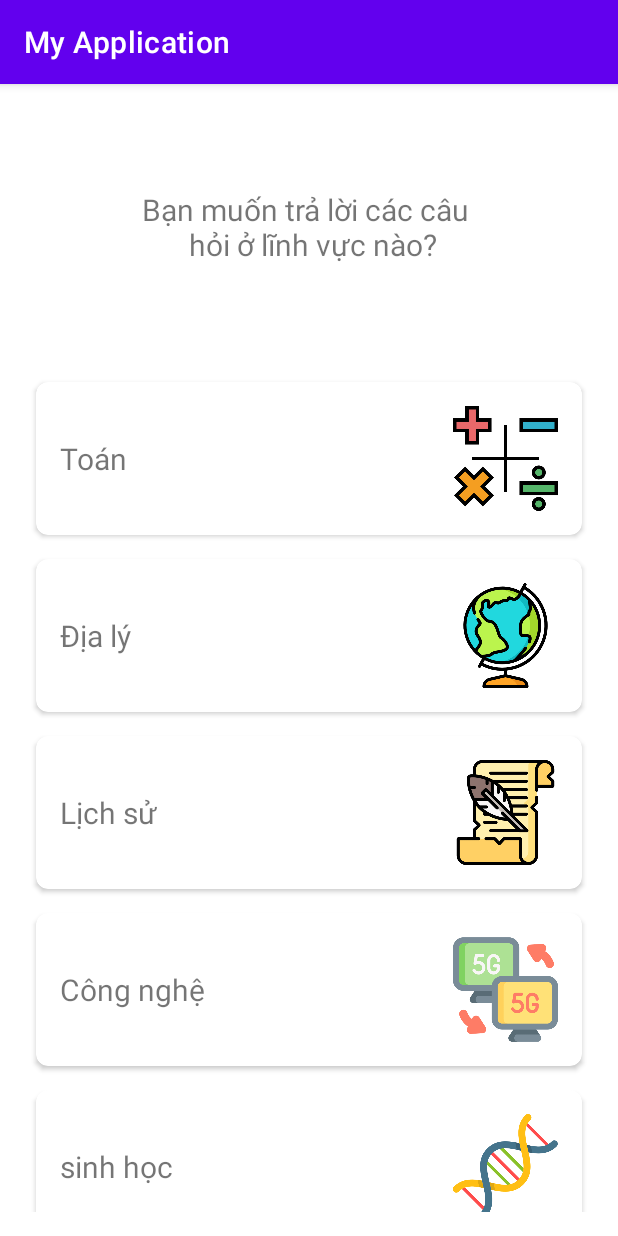
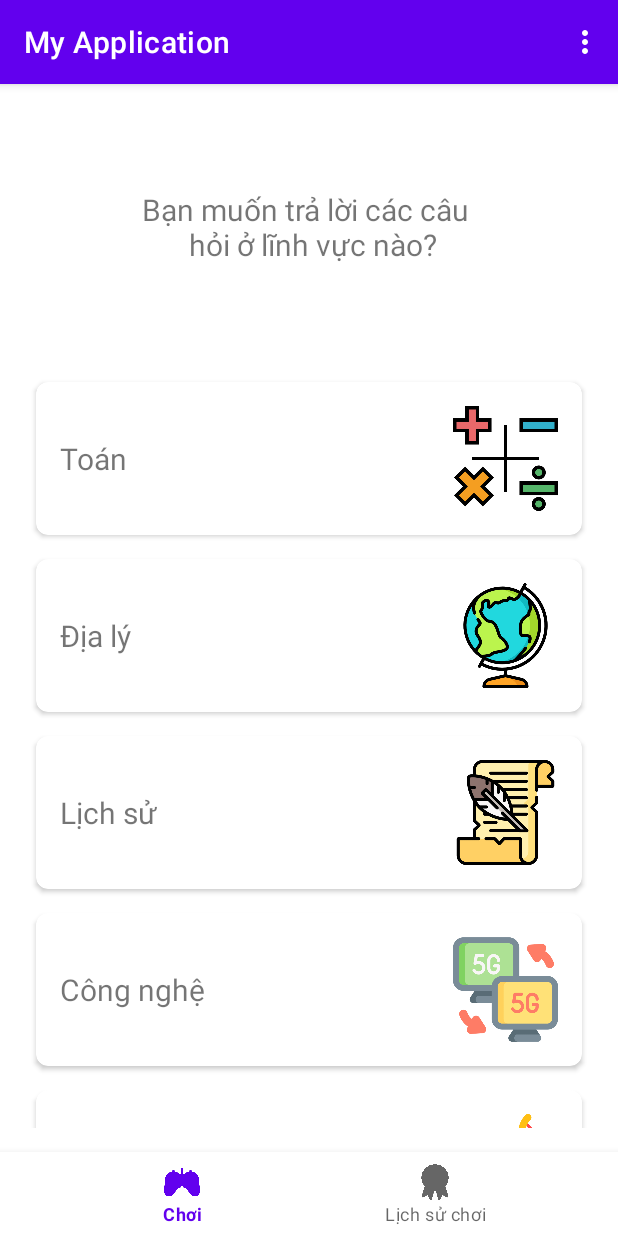
Before and after one commit to VuMihQuan/App-Quizz, an Android app: the screen it shows after launch (MainActivity), on a phone screen of 412 x 824 dp. Run offline under Robolectric (Android 15) with nearby library versions, the phone set to English and light mode, and no system bars.

Commit message:
update Select level

```diff
--- a/Final Project/app/src/main/java/com/example/myapplication/MainActivity.java
+++ b/Final Project/app/src/main/java/com/example/myapplication/MainActivity.java
@@ -1,14 +1,52 @@
 package com.example.myapplication;
 
+import androidx.activity.result.contract.ActivityResultContracts;
+import androidx.annotation.NonNull;
 import androidx.appcompat.app.AppCompatActivity;
+import androidx.navigation.NavController;
+import androidx.navigation.Navigation;
 
+import android.content.Intent;
+import android.net.Uri;
 import android.os.Bundle;
+import android.view.Menu;
+import android.view.MenuItem;
+import android.widget.Toolbar;
 
 public class MainActivity extends AppCompatActivity {
+    public static final String addresses ="20021574@vnu.edu.vn";
+    public static final String subject ="Góp ý";
 
     @Override
     protected void onCreate(Bundle savedInstanceState) {
         super.onCreate(savedInstanceState);
         setContentView(R.layout.activity_main);
+
+    }
+
+    @Override
+    public boolean onCreateOptionsMenu(Menu menu) {
+        getMenuInflater().inflate(R.menu.toolbar,menu);
+        return super.onCreateOptionsMenu(menu);
+    }
+
+    @Override
+    public boolean onOptionsItemSelected(@NonNull MenuItem item) {
+        NavController navController = Navigation.findNavController(this,R.id.nav_host_fragment);
+        switch (item.getItemId()){
+            case R.id.toInfoGame:
+                navController.navigate(R.id.infoGame);
+                return true;
+            case R.id.toGmail:
+                Intent intent = new Intent(Intent.ACTION_SEND);
+                intent.setType("*/*");
+                intent.putExtra(Intent.EXTRA_EMAIL, addresses);
+                intent.putExtra(Intent.EXTRA_SUBJECT, subject);
+                startActivity(intent);
+                return true;
+        }
+
+
+        return super.onOptionsItemSelected(item);
     }
 }
--- a/Final Project/app/src/main/java/com/example/myapplication/menuAdapter.java
+++ b/Final Project/app/src/main/java/com/example/myapplication/menuAdapter.java
@@ -1,9 +1,11 @@
 package com.example.myapplication;
 
 import android.view.LayoutInflater;
+import android.view.View;
 import android.view.ViewGroup;
 
 import androidx.annotation.NonNull;
+import androidx.navigation.Navigation;
 import androidx.recyclerview.widget.RecyclerView;
 
 import com.example.myapplication.databinding.ItemMenuBinding;
@@ -22,6 +24,12 @@ public class menuAdapter extends RecyclerView.Adapter<menuAdapter.menuViewHolder
         public void bind(com.example.myapplication.itemMenu item) {
             binding.imageView.setImageResource(item.getIdImage());
             binding.textTopic.setText(item.getTopic());
+            binding.getRoot().setOnClickListener(new View.OnClickListener() {
+                @Override
+                public void onClick(View v) {
+                    Navigation.findNavController(v).navigate(R.id.action_menuFragment_to_selectLevelFragment2);
+                }
+            });
         }
     }
     private final ArrayList<itemMenu> menuArr;
--- a/Final Project/app/src/main/res/layout/activity_main.xml
+++ b/Final Project/app/src/main/res/layout/activity_main.xml
@@ -1,11 +1,30 @@
 <?xml version="1.0" encoding="utf-8"?>
-<androidx.fragment.app.FragmentContainerView xmlns:android="http://schemas.android.com/apk/res/android"
+<androidx.constraintlayout.widget.ConstraintLayout xmlns:android="http://schemas.android.com/apk/res/android"
     xmlns:app="http://schemas.android.com/apk/res-auto"
     xmlns:tools="http://schemas.android.com/tools"
     android:layout_width="match_parent"
     android:layout_height="match_parent"
-    android:id="@+id/nav_host_fragment"
-    android:name="androidx.navigation.fragment.NavHostFragment"
-    app:defaultNavHost="true"
-    app:navGraph="@navigation/nav_graph"
-    tools:context=".MainActivity"/>
+    tools:context=".MainActivity">
+
+    <androidx.fragment.app.FragmentContainerView
+        android:id="@+id/nav_host_fragment"
+        android:name="androidx.navigation.fragment.NavHostFragment"
+        android:layout_width="0dp"
+        android:layout_height="0dp"
+        app:defaultNavHost="true"
+        app:layout_constraintBottom_toTopOf="@+id/bottom_nav"
+        app:layout_constraintEnd_toEndOf="parent"
+        app:layout_constraintStart_toStartOf="parent"
+        app:layout_constraintTop_toTopOf="parent"
+        app:navGraph="@navigation/nav_graph" />
+
+    <com.google.android.material.bottomnavigation.BottomNavigationView
+        android:id="@+id/bottom_nav"
+        android:layout_width="match_parent"
+        android:layout_height="wrap_content"
+        app:layout_constraintBottom_toBottomOf="parent"
+        app:layout_constraintEnd_toEndOf="parent"
+        app:layout_constraintStart_toStartOf="parent"
+        app:menu="@menu/menu_bottom" />
+
+</androidx.constraintlayout.widget.ConstraintLayout>
--- /dev/null
+++ b/Final Project/app/src/main/res/menu/menu_bottom.xml
@@ -0,0 +1,10 @@
+<?xml version="1.0" encoding="utf-8"?>
+<menu xmlns:android="http://schemas.android.com/apk/res/android">
+    <item android:id="@+id/play"
+        android:title="Chơi"
+        android:icon="@drawable/play"/>
+    <item android:id="@+id/Lsplay"
+        android:title="Lịch sử chơi"
+        android:icon="@drawable/medal"/>
+
+</menu>
--- /dev/null
+++ b/Final Project/app/src/main/res/menu/toolbar.xml
@@ -0,0 +1,12 @@
+<?xml version="1.0" encoding="utf-8"?>
+<menu xmlns:android="http://schemas.android.com/apk/res/android"
+    xmlns:app="http://schemas.android.com/apk/res-auto">
+    <item
+        android:id="@+id/toGmail"
+        android:title="Góp ý"
+        app:showAsAction="never"/>
+    <item
+        android:id="@+id/toInfoGame"
+        android:title="Thông tin trò chơi"
+        app:showAsAction="never"/>
+</menu>
--- a/Final Project/app/src/main/res/navigation/nav_graph.xml
+++ b/Final Project/app/src/main/res/navigation/nav_graph.xml
@@ -9,5 +9,18 @@
         android:id="@+id/menuFragment"
         android:name="com.example.myapplication.MenuFragment"
         android:label="fragment_menu"
-        tools:layout="@layout/fragment_menu" />
+        tools:layout="@layout/fragment_menu" >
+        <action
+            android:id="@+id/action_menuFragment_to_selectLevelFragment2"
+            app:destination="@id/selectLevelFragment2" />
+    </fragment>
+    <fragment
+        android:id="@+id/infoGame"
+        android:name="com.example.myapplication.InfoGame"
+        android:label="fragment_info_game"
+        tools:layout="@layout/fragment_info_game" />
+    <fragment
+        android:id="@+id/selectLevelFragment2"
+        android:name="com.example.myapplication.selectLevelFragment"
+        android:label="selectLevelFragment" />
 </navigation>
```
Also changed, not shown: Final Project/app/src/main/java/com/example/myapplication/InfoGame.java (added, +20 -0 lines), Final Project/app/src/main/java/com/example/myapplication/itemLevel.java (added, +29 -0 lines), Final Project/app/src/main/java/com/example/myapplication/levelAdapter.java (added, +57 -0 lines), Final Project/app/src/main/java/com/example/myapplication/selectLevelFragment.java (added, +26 -0 lines), Final Project/app/src/main/res/layout/fragment_info_game.xml (added, +20 -0 lines), Final Project/app/src/main/res/layout/fragment_select_level.xml (added, +37 -0 lines), Final Project/app/src/main/res/layout/item_level.xml (added, +41 -0 lines), Final Project/app/src/main/res/drawable-v24/green.png (added), Final Project/app/src/main/res/drawable-v24/medal.png (added), Final Project/app/src/main/res/drawable-v24/play.png (added), Final Project/app/src/main/res/drawable-v24/red.png (added), Final Project/app/src/main/res/drawable-v24/yellow.png (added).
